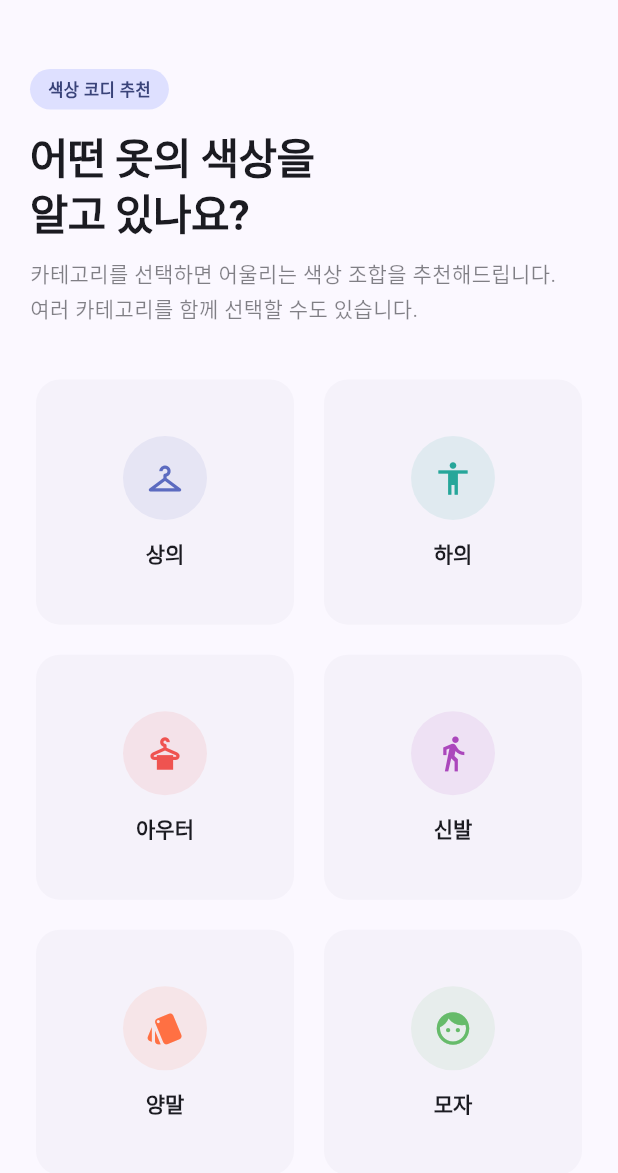
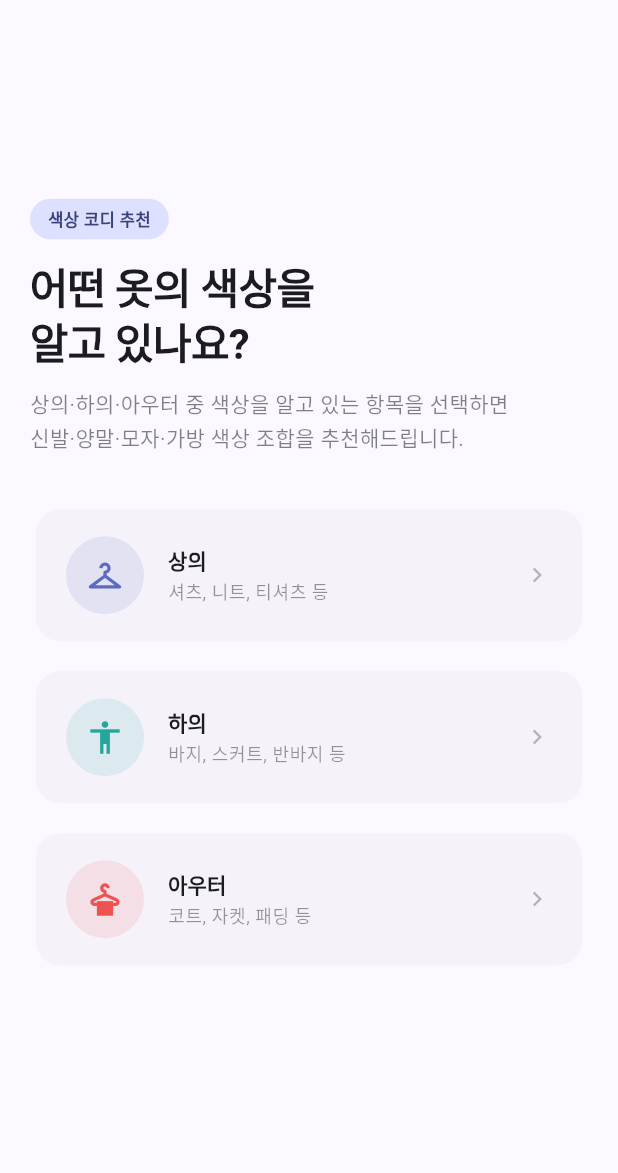
Before and after one commit to hyun0914/coordi, a Flutter app: the screen it shows after launch, on a phone screen of 412 x 824 dp, the part 63-1236 px from its top. Run offline on Flutter 3.47's test engine with Material 3 defaults, Android fonts, the phone set to English and light mode, and no system bars; our stand-ins replace firebase_core, flutter_colorpicker, flutter_riverpod, image_picker, palette_generator; accounts and stored records are empty; generated files the repository leaves out were written again.

Commit message:
feat(color): 기준 색상 18종 확장, 색상 피커 UX 개선, 카테고리 구조 개편
  - 기준 색상 12개 → 18개 (크림, 차콜, 데님블루, 버건디, 퍼플, 오렌지 추가)
  - colorMatchingRules 패션 자료 기반 전면 재작성
  - mapToReference HSV 분기 확장 및 float 오차 흡수 처리
  - 색상환 피커: HueRingPicker → ColorPickerHueRing + ColorPickerArea 직접 조합
  - wheelColorProvider 타입 Color → HSVColor (흰색·검정 구역 hue 손실 방지)
  - 탭 전환 중 불필요한 setState 제거 (indexIsChanging 가드)
  - 밝은 색 원형에 테두리 자동 추가 (computeLuminance > 0.85)
  - ClothingCategory에 isMain 구분 추가 (상의·하의·아우터만 입력 대상)
  - 홈 화면 그리드 → 가로 리스트 카드로 교체
  - 색상 매핑 경계 케이스 테스트 44개 추가
  - README 업데이트

```diff
--- a/lib/core/constants/clothing_category.dart
+++ b/lib/core/constants/clothing_category.dart
@@ -1,13 +1,20 @@
 enum ClothingCategory {
-  top('상의'),
-  bottom('하의'),
-  outer('아우터'),
-  shoes('신발'),
-  socks('양말'),
-  hat('모자'),
-  bag('가방');
+  top   ('상의',   true),
+  bottom('하의',   true),
+  outer ('아우터',  true),
+  shoes ('신발',   false),
+  socks ('양말',   false),
+  hat   ('모자',   false),
+  bag   ('가방',   false);
 
-  const ClothingCategory(this.label);
+  const ClothingCategory(this.label, this.isMain);
 
   final String label;
+
+  /// true = 기준색 입력 대상 (상의/하의/아우터)
+  /// false = 추천 결과 대상만 (신발/양말/모자/가방)
+  final bool isMain;
+
+  static List<ClothingCategory> get mainCategories =>
+      values.where((c) => c.isMain).toList();
 }
--- a/lib/features/color_picker/providers/color_picker_provider.dart
+++ b/lib/features/color_picker/providers/color_picker_provider.dart
@@ -7,8 +7,10 @@ import 'package:flutter_riverpod/flutter_riverpod.dart';
 // 뒤로가기로 HomeScreen까지 벗어나면 다음 진입 시 초기값으로 재시작.
 
 /// HSV 색상환 탭에서 실시간으로 선택 중인 색상.
-final wheelColorProvider =
-    StateProvider.autoDispose<Color>((ref) => const Color(0xFF5C6BC0));
+/// HSVColor로 저장하여 흰색/검정 구역에서도 hue가 손실되지 않도록 함.
+final wheelColorProvider = StateProvider.autoDispose<HSVColor>(
+  (ref) => const HSVColor.fromAHSV(1.0, 231, 0.52, 0.75), // ≈ #5C6BC0
+);
 
 /// 이미지 추출 탭 — 선택된 이미지 바이트 (웹 호환: XFile.readAsBytes()).
 final pickedImageBytesProvider =
--- a/lib/features/home/presentation/home_screen.dart
+++ b/lib/features/home/presentation/home_screen.dart
@@ -24,7 +24,7 @@ class HomeScreen extends StatelessWidget {
                 children: [
                   _HomeHeader(),
                   const SizedBox(height: 32),
-                  _CategoryGrid(),
+                  _CategoryList(),
                 ],
               ),
             ),
@@ -94,7 +94,7 @@ class _HomeHeader extends StatelessWidget {
         ),
         const SizedBox(height: 10),
         Text(
-          '카테고리를 선택하면 어울리는 색상 조합을 추천해드립니다.\n여러 카테고리를 함께 선택할 수도 있습니다.',
+          '상의·하의·아우터 중 색상을 알고 있는 항목을 선택하면\n신발·양말·모자·가방 색상 조합을 추천해드립니다.',
           style: tt.bodyMedium?.copyWith(
             color: cs.onSurface.withValues(alpha: 0.55),
             height: 1.6,
@@ -105,34 +105,22 @@ class _HomeHeader extends StatelessWidget {
   }
 }
 
-// ─── 카테고리 그리드 ────────────────────────────────────────────────────────────
+// ─── 카테고리 리스트 ────────────────────────────────────────────────────────────
 
-class _CategoryGrid extends StatelessWidget {
+class _CategoryList extends StatelessWidget {
   @override
   Widget build(BuildContext context) {
-    return LayoutBuilder(
-      builder: (context, constraints) {
-        final cols = constraints.maxWidth > 400 ? 3 : 2;
-
-        return GridView.builder(
-          shrinkWrap: true,
-          physics: const NeverScrollableScrollPhysics(),
-          gridDelegate: SliverGridDelegateWithFixedCrossAxisCount(
-            crossAxisCount: cols,
-            crossAxisSpacing: 12,
-            mainAxisSpacing: 12,
-            childAspectRatio: 1.05,
+    return Column(
+      children: [
+        for (final category in ClothingCategory.mainCategories) ...[
+          CategoryCard(
+            category: category,
+            onTap: () => _onTap(context, category),
           ),
-          itemCount: ClothingCategory.values.length,
-          itemBuilder: (context, index) {
-            final category = ClothingCategory.values[index];
-            return CategoryCard(
-              category: category,
-              onTap: () => _onTap(context, category),
-            );
-          },
-        );
-      },
+          if (category != ClothingCategory.mainCategories.last)
+            const SizedBox(height: 12),
+        ],
+      ],
     );
   }
 
@@ -158,8 +146,8 @@ class _CategoryMultiSelectDialog extends StatefulWidget {
 
 class _CategoryMultiSelectDialogState
     extends State<_CategoryMultiSelectDialog> {
-  // 추천 대상이 최소 1개는 남아야 하므로 전체 7개 중 최대 6개까지 허용
-  static const _maxSelect = 6;
+  // 상의/하의/아우터 3개 중 최대 3개 선택 가능 (신발·양말·모자·가방은 항상 추천 대상)
+  static final _maxSelect = ClothingCategory.mainCategories.length;
 
   late final Set<ClothingCategory> _selected;
 
@@ -210,12 +198,10 @@ class _CategoryMultiSelectDialogState
           const SizedBox(height: 4),
           Text(
             _selected.length >= _maxSelect
-                ? '최대 6개까지 선택 가능합니다'
-                : '여러 개 선택 가능 (최대 6개)',
+                ? '모두 선택됨'
+                : '여러 개 선택 가능',
             style: tt.bodySmall?.copyWith(
-              color: _selected.length >= _maxSelect
-                  ? cs.error.withValues(alpha: 0.7)
-                  : cs.onSurface.withValues(alpha: 0.5),
+              color: cs.onSurface.withValues(alpha: 0.5),
             ),
           ),
         ],
@@ -223,7 +209,7 @@ class _CategoryMultiSelectDialogState
       content: Wrap(
         spacing: 8,
         runSpacing: 8,
-        children: ClothingCategory.values.map((cat) {
+        children: ClothingCategory.mainCategories.map((cat) {
           final isSelected = _selected.contains(cat);
           final maxReached = _selected.length >= _maxSelect;
           return FilterChip(
--- a/lib/shared/widgets/category_card.dart
+++ b/lib/shared/widgets/category_card.dart
@@ -11,69 +11,90 @@ class CategoryCard extends StatelessWidget {
   final ClothingCategory category;
   final VoidCallback onTap;
 
-  // 카테고리 → 아이콘 매핑
   static const Map<ClothingCategory, IconData> _icons = {
-    ClothingCategory.top: Icons.checkroom,
+    ClothingCategory.top:    Icons.checkroom,
     ClothingCategory.bottom: Icons.accessibility,
-    ClothingCategory.outer: Icons.dry_cleaning,
-    ClothingCategory.shoes: Icons.directions_walk,
-    ClothingCategory.socks: Icons.style,
-    ClothingCategory.hat: Icons.face,
-    ClothingCategory.bag: Icons.shopping_bag,
+    ClothingCategory.outer:  Icons.dry_cleaning,
+    ClothingCategory.shoes:  Icons.directions_walk,
+    ClothingCategory.socks:  Icons.style,
+    ClothingCategory.hat:    Icons.face,
+    ClothingCategory.bag:    Icons.shopping_bag,
   };
 
-  // 카테고리별 독립적인 포인트 컬러 — 카드를 시각적으로 구분
   static const Map<ClothingCategory, Color> _accents = {
-    ClothingCategory.top: Color(0xFF5C6BC0),
+    ClothingCategory.top:    Color(0xFF5C6BC0),
     ClothingCategory.bottom: Color(0xFF26A69A),
-    ClothingCategory.outer: Color(0xFFEF5350),
-    ClothingCategory.shoes: Color(0xFFAB47BC),
-    ClothingCategory.socks: Color(0xFFFF7043),
-    ClothingCategory.hat: Color(0xFF66BB6A),
-    ClothingCategory.bag: Color(0xFFFFA726),
+    ClothingCategory.outer:  Color(0xFFEF5350),
+    ClothingCategory.shoes:  Color(0xFFAB47BC),
+    ClothingCategory.socks:  Color(0xFFFF7043),
+    ClothingCategory.hat:    Color(0xFF66BB6A),
+    ClothingCategory.bag:    Color(0xFFFFA726),
+  };
+
+  static const Map<ClothingCategory, String> _subtitles = {
+    ClothingCategory.top:    '셔츠, 니트, 티셔츠 등',
+    ClothingCategory.bottom: '바지, 스커트, 반바지 등',
+    ClothingCategory.outer:  '코트, 자켓, 패딩 등',
   };
 
   @override
   Widget build(BuildContext context) {
-    final icon = _icons[category]!;
-    final accent = _accents[category]!;
+    final icon    = _icons[category]!;
+    final accent  = _accents[category]!;
+    final subtitle = _subtitles[category];
     final cs = Theme.of(context).colorScheme;
     final tt = Theme.of(context).textTheme;
 
     return Card(
       elevation: 0,
       color: cs.surfaceContainerLow,
-      shape: RoundedRectangleBorder(
-        borderRadius: BorderRadius.circular(16),
-      ),
+      shape: RoundedRectangleBorder(borderRadius: BorderRadius.circular(16)),
       clipBehavior: Clip.antiAlias,
       child: InkWell(
         onTap: onTap,
         splashColor: accent.withValues(alpha: 0.08),
         highlightColor: accent.withValues(alpha: 0.05),
         child: Padding(
-          padding: const EdgeInsets.symmetric(vertical: 20, horizontal: 12),
-          child: Column(
-            mainAxisAlignment: MainAxisAlignment.center,
+          padding: const EdgeInsets.symmetric(horizontal: 20, vertical: 18),
+          child: Row(
             children: [
-              // 아이콘 컨테이너 — 원형 배경에 포인트 컬러 아이콘
               Container(
-                width: 56,
-                height: 56,
+                width: 52,
+                height: 52,
                 decoration: BoxDecoration(
-                  color: accent.withValues(alpha: 0.10),
+                  color: accent.withValues(alpha: 0.12),
                   shape: BoxShape.circle,
                 ),
                 child: Icon(icon, color: accent, size: 26),
               ),
-              const SizedBox(height: 12),
-              Text(
-                category.label,
-                style: tt.labelLarge?.copyWith(
-                  fontWeight: FontWeight.w600,
-                  color: cs.onSurface,
-                  letterSpacing: 0,
+              const SizedBox(width: 16),
+              Expanded(
+                child: Column(
+                  crossAxisAlignment: CrossAxisAlignment.start,
+                  children: [
+                    Text(
+                      category.label,
+                      style: tt.titleSmall?.copyWith(
+                        fontWeight: FontWeight.w700,
+                        color: cs.onSurface,
+                      ),
+                    ),
+                    if (subtitle != null) ...[
+                      const SizedBox(height: 3),
+                      Text(
+                        subtitle,
+                        style: tt.bodySmall?.copyWith(
+                          color: cs.onSurface.withValues(alpha: 0.45),
+                        ),
+                      ),
+                    ],
+                  ],
                 ),
+              ),
+              Icon(
+                Icons.chevron_right,
+                color: cs.onSurface.withValues(alpha: 0.3),
+                size: 20,
               ),
             ],
           ),
```
Also changed, not shown: lib/features/color_picker/presentation/color_picker_screen.dart (+49 -20 lines), lib/features/recommendation/domain/color_recommendation_service.dart (+6 -4 lines), lib/features/recommendation/domain/reference_colors.dart (+154 -32 lines), lib/features/recommendation/presentation/recommendation_screen.dart (+15 -0 lines), 2 other files.
